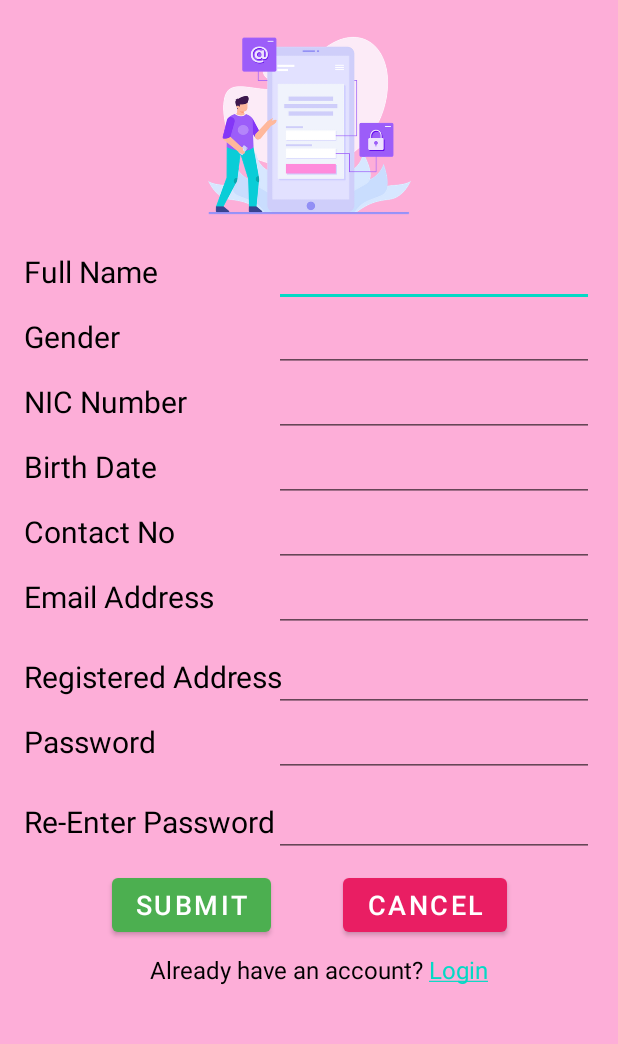
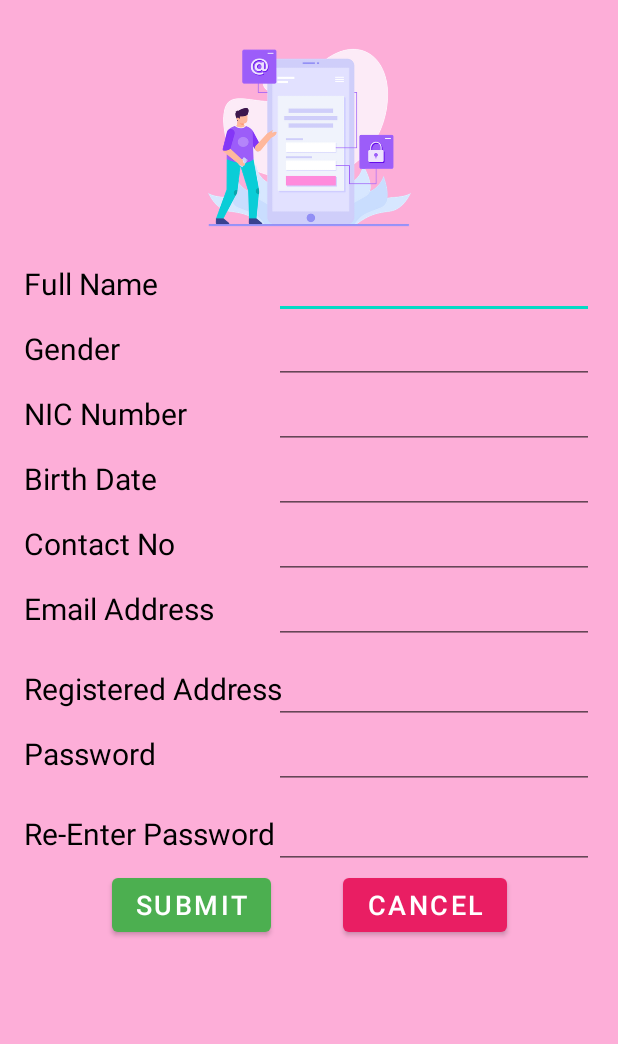
Before and after one commit to RuwanaraT/AmWell, an Android app: the layout activity_patient_registration.xml on its own in the app's theme, with its tools: preview values and no code run, on a phone screen of 412 x 824 dp, the part 77-1121 px from its top. Run offline under Robolectric (Android 15) with nearby library versions, the phone set to English and light mode, and no system bars.

Commit message:
Create patient_registration.xml

```diff
--- a/app/src/main/res/layout/activity_patient_registration.xml
+++ b/app/src/main/res/layout/activity_patient_registration.xml
@@ -25,7 +25,7 @@
         android:id="@+id/imageView5"
         android:layout_width="167dp"
         android:layout_height="135dp"
-        android:layout_marginTop="16dp"
+        android:layout_marginTop="24dp"
         app:layout_constraintEnd_toEndOf="parent"
         app:layout_constraintHorizontal_bias="0.5"
         app:layout_constraintStart_toStartOf="parent"
@@ -238,7 +238,7 @@
         app:layout_constraintTop_toBottomOf="@+id/et_regpass" />
 
     <EditText
-        android:id="@+id/editTextTextPassword2"
+        android:id="@+id/et_repass"
         android:layout_width="wrap_content"
         android:layout_height="wrap_content"
         android:layout_marginEnd="16dp"
@@ -269,41 +269,14 @@
         android:layout_height="wrap_content"
         android:layout_marginStart="24dp"
         android:layout_marginLeft="24dp"
-        android:layout_marginTop="8dp"
         android:layout_marginEnd="100dp"
         android:layout_marginRight="100dp"
+        android:onClick="openLogin"
         android:text="@string/btn_regcancel"
         android:textSize="18sp"
         app:backgroundTint="#E91E63"
         app:layout_constraintEnd_toEndOf="parent"
         app:layout_constraintStart_toEndOf="@+id/btn_submit"
-        app:layout_constraintTop_toBottomOf="@+id/editTextTextPassword2" />
+        app:layout_constraintTop_toBottomOf="@+id/et_repass" />
 
-    <TextView
-        android:id="@+id/tv_loginstate"
-        android:layout_width="wrap_content"
-        android:layout_height="wrap_content"
-        android:layout_marginStart="100dp"
-        android:layout_marginLeft="100dp"
-        android:layout_marginTop="8dp"
-        android:text="@string/tv_loginstate"
-        android:textColor="@color/black"
-        android:textSize="16sp"
-        app:layout_constraintStart_toStartOf="parent"
-        app:layout_constraintTop_toBottomOf="@+id/btn_submit" />
-
-    <TextView
-        android:id="@+id/tv_loglink"
-        android:layout_width="wrap_content"
-        android:layout_height="wrap_content"
-        android:layout_marginStart="16dp"
-        android:layout_marginLeft="16dp"
-        android:layout_marginTop="8dp"
-        android:layout_marginEnd="100dp"
-        android:layout_marginRight="100dp"
-        android:text="@string/tv_loglink"
-        android:textSize="16sp"
-        app:layout_constraintEnd_toEndOf="parent"
-        app:layout_constraintStart_toEndOf="@+id/tv_loginstate"
-        app:layout_constraintTop_toBottomOf="@+id/btn_regcancel" />
 </androidx.constraintlayout.widget.ConstraintLayout>
```
